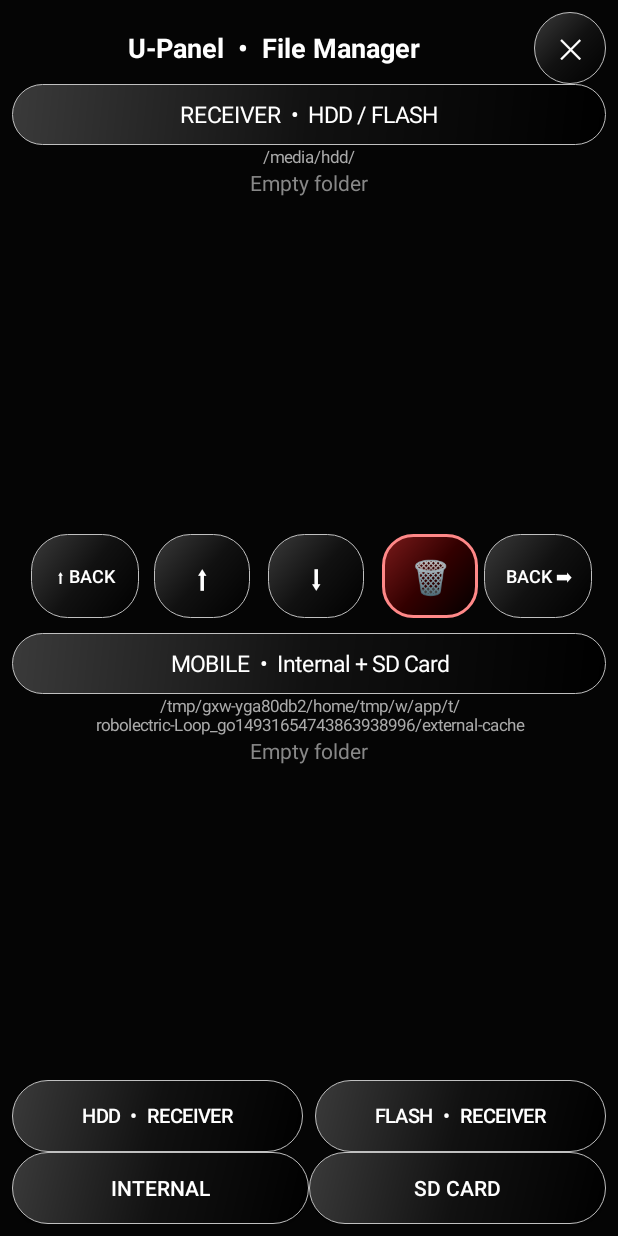
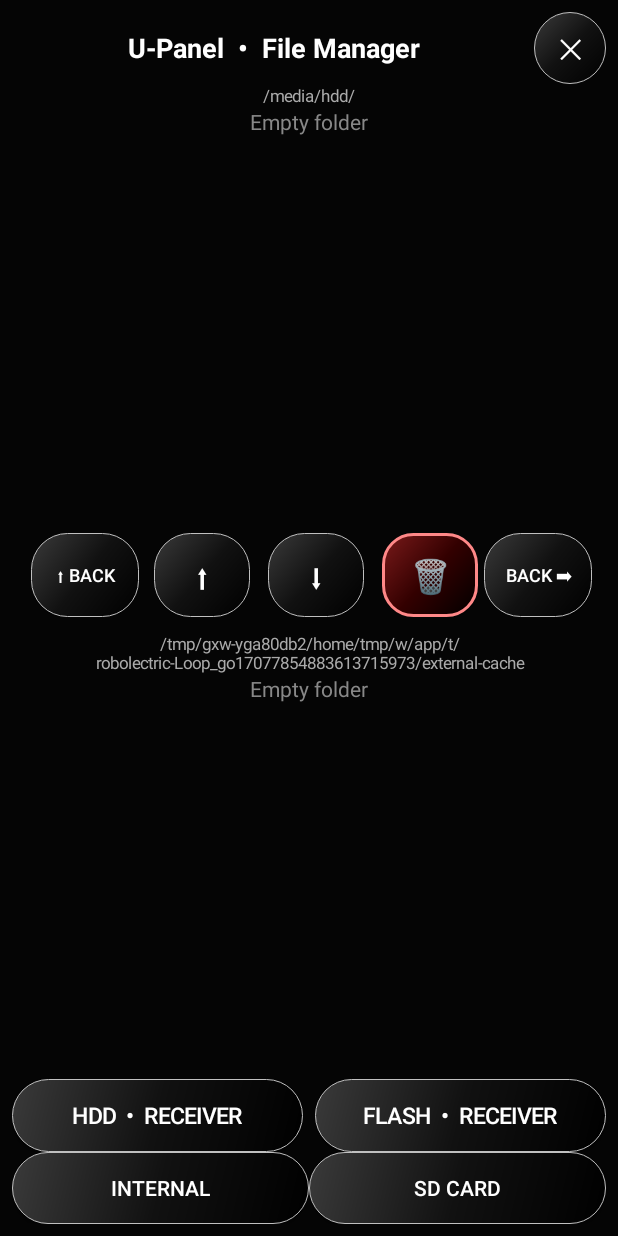
Before and after one commit to ah40mee-blip/uscript-apk, an Android app: the FileManagerActivity screen opened directly, with no data from a screen before it, on a phone screen of 412 x 824 dp. Run offline under Robolectric (Android 15) with nearby library versions, the phone set to English and light mode, and no system bars; libraries missing offline, so code that uses them is left out: com.jcraft.jsch; 2 statements that could not run were skipped.

Commit message:
Add files via upload

```diff
--- a/app/src/main/java/com/uscript/web/FileManagerActivity.kt
+++ b/app/src/main/java/com/uscript/web/FileManagerActivity.kt
@@ -108,11 +108,11 @@ class FileManagerActivity : AppCompatActivity() {
 
         // ===== الصف اللي فوق: الرسيفر =====
         val topRow = LinearLayout(this).apply { orientation = LinearLayout.VERTICAL; layoutParams = LinearLayout.LayoutParams(LinearLayout.LayoutParams.MATCH_PARENT, 0, 1f) }
-        val recvHeader = TextView(this).apply { text = "RECEIVER  •  HDD / FLASH"; textSize = 15f; setTextColor(Color.WHITE); gravity = Gravity.CENTER; background = glossyBg(); setPadding(dp(8), dp(10), dp(8), dp(10)) }
+        // اتشال مربع RECEIVER - زي السكرين بالظبط
         recvPathView = TextView(this).apply { text = recvPath; textSize = 11f; setTextColor(Color.parseColor("#AAAAAA")); gravity = Gravity.CENTER }
         recvList = LinearLayout(this).apply { orientation = LinearLayout.VERTICAL }
         val recvScroll = ScrollView(this).apply { addView(recvList); layoutParams = LinearLayout.LayoutParams(LinearLayout.LayoutParams.MATCH_PARENT, 0, 1f) }
-        topRow.addView(recvHeader); topRow.addView(recvPathView); topRow.addView(recvScroll)
+         topRow.addView(recvPathView); topRow.addView(recvScroll)
         root.addView(topRow)
 
         // ===== النص: سهمين بالعرض + مسح =====
@@ -143,11 +143,11 @@ class FileManagerActivity : AppCompatActivity() {
 
         // ===== الصف اللي تحت: الموبايل - الداخلية + الخارجية =====
         val bottomRow = LinearLayout(this).apply { orientation = LinearLayout.VERTICAL; layoutParams = LinearLayout.LayoutParams(LinearLayout.LayoutParams.MATCH_PARENT, 0, 1f) }
-        val mobHeader = TextView(this).apply { text = "MOBILE  •  Internal + SD Card"; textSize = 15f; setTextColor(Color.WHITE); gravity = Gravity.CENTER; background = glossyBg(); setPadding(dp(8), dp(10), dp(8), dp(10)) }
+        // اتشال مربع MOBILE - زي السكرين بالظبط
         mobPathView = TextView(this).apply { text = mobPath; textSize = 11f; setTextColor(Color.parseColor("#AAAAAA")); gravity = Gravity.CENTER }
         mobList = LinearLayout(this).apply { orientation = LinearLayout.VERTICAL }
         val mobScroll = ScrollView(this).apply { addView(mobList); layoutParams = LinearLayout.LayoutParams(LinearLayout.LayoutParams.MATCH_PARENT, 0, 1f) }
-        bottomRow.addView(mobHeader); bottomRow.addView(mobPathView); bottomRow.addView(mobScroll)
+         bottomRow.addView(mobPathView); bottomRow.addView(mobScroll)
         root.addView(bottomRow)
 
         // ===== بار النقل =====
@@ -157,12 +157,12 @@ class FileManagerActivity : AppCompatActivity() {
         progressBox.addView(progressText); progressBox.addView(progressBar)
         root.addView(progressBox)
 
-        // تحت الفايل مانجر: مربعين - هارد الرسيفر + فلاشة الرسيفر
-        val recvRootsBottom = LinearLayout(this).apply { orientation = LinearLayout.HORIZONTAL; layoutParams = LinearLayout.LayoutParams(LinearLayout.LayoutParams.MATCH_PARENT, LinearLayout.LayoutParams.WRAP_CONTENT).apply { topMargin = dp(8) } }
-        val btnHDD2 = Button(this).apply { text = "HDD  •  Receiver"; textSize = 13f; setTextColor(Color.WHITE); background = glossyBg(); layoutParams = LinearLayout.LayoutParams(0, LinearLayout.LayoutParams.WRAP_CONTENT, 1f).apply { rightMargin = dp(4) }; setOnClickListener { recvRoot = "HDD"; recvPath = "/media/hdd/"; refreshReceiver() } }
-        val btnFlash2 = Button(this).apply { text = "FLASH  •  Receiver"; textSize = 13f; setTextColor(Color.WHITE); background = glossyBg(); layoutParams = LinearLayout.LayoutParams(0, LinearLayout.LayoutParams.WRAP_CONTENT, 1f).apply { leftMargin = dp(4) }; setOnClickListener { recvRoot = "FLASH"; recvPath = "/"; refreshReceiver() } }
-        recvRootsBottom.addView(btnHDD2); recvRootsBottom.addView(btnFlash2)
-        root.addView(recvRootsBottom)
+        // فوق: مربعين HDD / FLASH بنفس ستايل السكرين بالظبط
+        val recvRootsTop = LinearLayout(this).apply { orientation = LinearLayout.HORIZONTAL; layoutParams = LinearLayout.LayoutParams(LinearLayout.LayoutParams.MATCH_PARENT, LinearLayout.LayoutParams.WRAP_CONTENT).apply { topMargin = dp(8) } }
+        val btnHDD2 = Button(this).apply { text = "HDD  •  RECEIVER"; textSize = 15f; setTextColor(Color.WHITE); background = glossyBg(); layoutParams = LinearLayout.LayoutParams(0, LinearLayout.LayoutParams.WRAP_CONTENT, 1f).apply { rightMargin = dp(4) }; setPadding(dp(8), dp(14), dp(8), dp(14)); setOnClickListener { recvRoot = "HDD"; recvPath = "/media/hdd/"; refreshReceiver() } }
+        val btnFlash2 = Button(this).apply { text = "FLASH  •  RECEIVER"; textSize = 15f; setTextColor(Color.WHITE); background = glossyBg(); layoutParams = LinearLayout.LayoutParams(0, LinearLayout.LayoutParams.WRAP_CONTENT, 1f).apply { leftMargin = dp(4) }; setPadding(dp(8), dp(14), dp(8), dp(14)); setOnClickListener { recvRoot = "FLASH"; recvPath = "/"; refreshReceiver() } }
+        recvRootsTop.addView(btnHDD2); recvRootsTop.addView(btnFlash2)
+        root.addView(recvRootsTop)
         val bottom = LinearLayout(this).apply { orientation = LinearLayout.HORIZONTAL }
         // تحت: INTERNAL / SD CARD بدل Terminal / Close
         for ((label, path) in mobileRoots()) {
```
